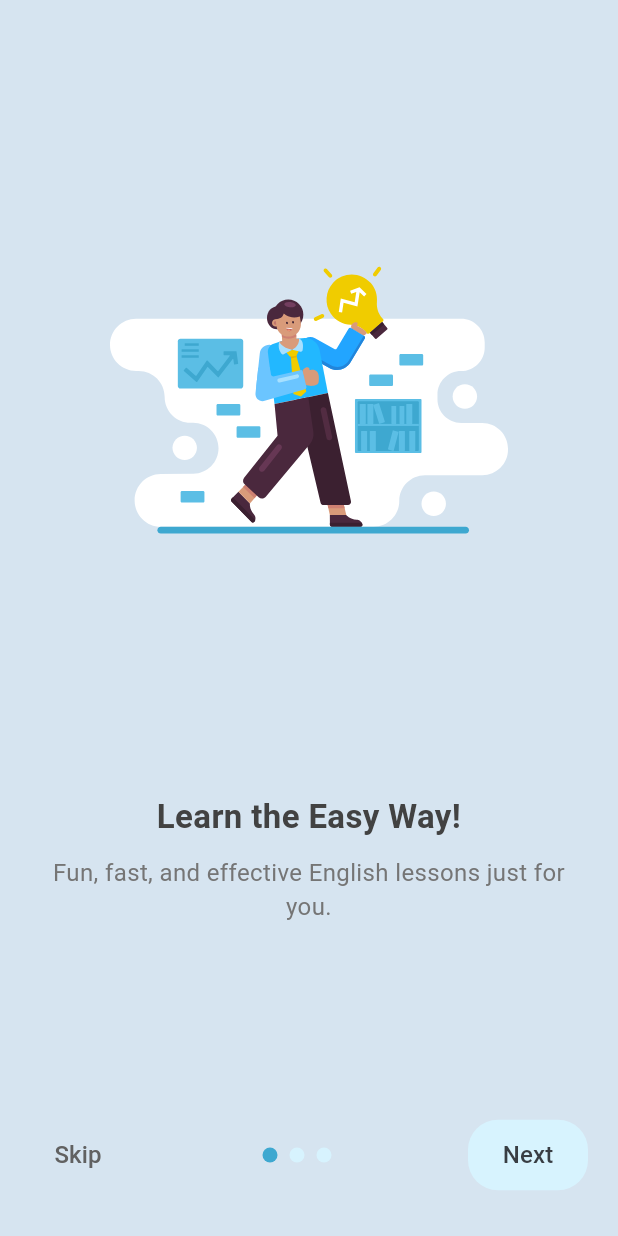
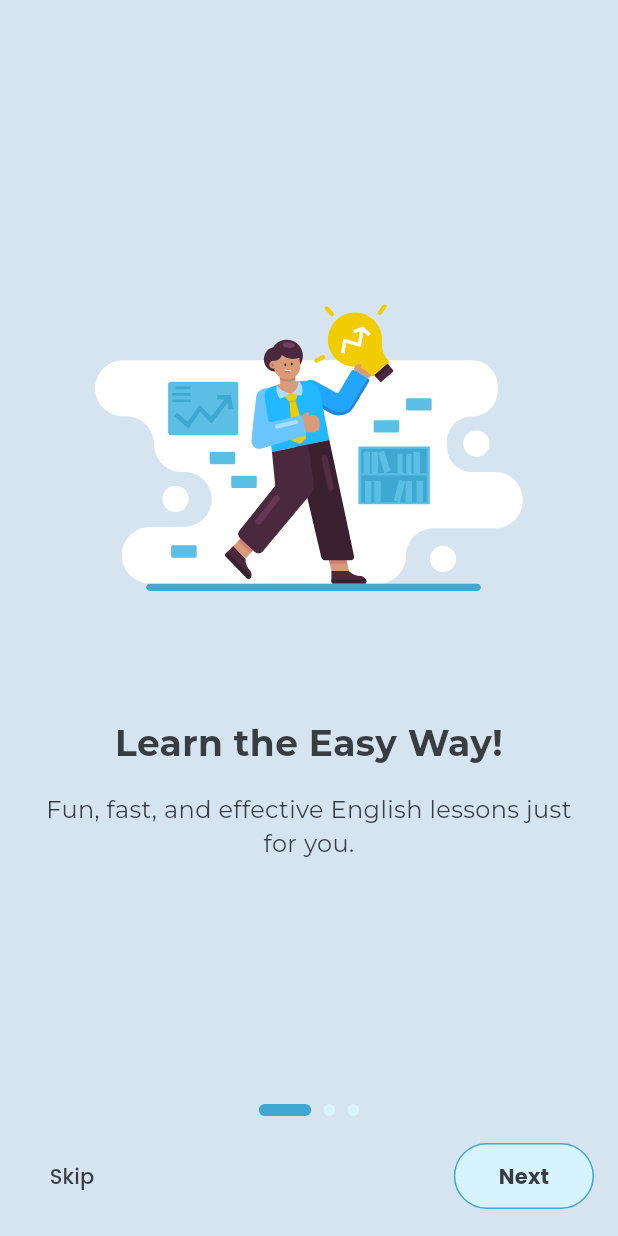
Before and after one commit to Attaroke57/user_ocean_learn_new, a Flutter app: the screen it shows after launch, on a phone screen of 412 x 824 dp. Run offline on Flutter 3.47's test engine with Material 3 defaults, Android fonts, the phone set to English and light mode, and no system bars; our stand-ins replace flutter_svg, get, google_fonts, shared_preferences; missing offline and left inert: mobile_scanner.

Commit message:
refactor: streamline IntroController and enhance IntroPage with MySlider integration

```diff
--- a/lib/Page/IntroPage/IntroController.dart
+++ b/lib/Page/IntroPage/IntroController.dart
@@ -3,24 +3,10 @@ import 'package:get/get.dart';
 
 class IntroController extends GetxController {
   var currentPage = 0.obs;
-  late PageController pageController;
-
-  @override
-  void onInit() {
-    super.onInit();
-    pageController = PageController();
-  }
+  PageController pageController = PageController();
 
   void updatePage(int page) {
     currentPage.value = page;
-  }
-
-  void skipToLast(int lastPageIndex) {
-    pageController.animateToPage(
-      lastPageIndex,
-      duration: Duration(milliseconds: 300),
-      curve: Curves.easeInOut,
-    );
   }
 
   @override
--- a/lib/Page/IntroPage/IntroPage.dart
+++ b/lib/Page/IntroPage/IntroPage.dart
@@ -1,29 +1,29 @@
 import 'package:flutter/material.dart';
 import 'package:get/get.dart';
+import 'package:google_fonts/google_fonts.dart';
 import 'package:user_ocean_learn/Page/IntroPage/IntroController.dart';
 import 'package:user_ocean_learn/Routing/ocean_learn_route.dart';
 import 'package:user_ocean_learn/Widgets/ColorPallete.dart';
-import 'package:user_ocean_learn/Widgets/mybutton.dart';
-import 'package:flutter_svg/flutter_svg.dart';
+import 'package:user_ocean_learn/Widgets/myslider.dart';
 
 class IntroPage extends StatelessWidget {
   IntroPage({super.key});
 
   final IntroController controller = Get.put(IntroController());
 
-  final List<Map<String, dynamic>> introData = [
+  final List<Map<String, String>> introData = [
     {
-      "image": "Assets/images/intro1.svg",
+      "img": "Assets/images/intro1.svg",
       "title": "Learn the Easy Way!",
       "description": "Fun, fast, and effective English lessons just for you.",
     },
     {
-      "image": "Assets/images/intro2.svg",
+      "img": "Assets/images/intro2.svg",
       "title": "Learn Anytime, Anywhere!",
       "description": "Pick up where you left off, wherever you are.",
     },
     {
-      "image": "Assets/images/intro3.svg",
+      "img": "Assets/images/intro3.svg",
       "title": "Pay Your Way!",
       "description": "Simple, hassle-free payments so you can focus on learning.",
     },
@@ -32,7 +32,7 @@ class IntroPage extends StatelessWidget {
   @override
   Widget build(BuildContext context) {
     return Scaffold(
-      backgroundColor: netralcolor, // Light blue background as shown in the image
+      backgroundColor: netralcolor,
       body: SafeArea(
         child: Column(
           children: [
@@ -43,96 +43,85 @@ class IntroPage extends StatelessWidget {
                 itemCount: introData.length,
                 itemBuilder: (context, index) {
                   final item = introData[index];
-                  return _buildIntroSlide(
-                    image: item["image"],
-                    title: item["title"],
-                    description: item["description"],
-                    index: index,
+                  return MySlider(
+                    img: item["img"]!,
+                    title: item["title"]!,
+                    description: item["description"]!,
                   );
                 },
               ),
             ),
             Padding(
-              padding: const EdgeInsets.symmetric(horizontal: 20, vertical: 30),
-              child: Row(
-                mainAxisAlignment: MainAxisAlignment.spaceBetween,
-                children: [
-                  // Skip button
-                  Obx(() => controller.currentPage.value < introData.length - 1
-                      ? TextButton(
-                          onPressed: () {
-                            // Skip to the last page
-                            controller.pageController.animateToPage(
-                              introData.length - 1,
-                              duration: Duration(milliseconds: 300),
-                              curve: Curves.easeInOut,
-                            );
-                          },
-                          child: Text(
-                            "Skip",
-                            style: TextStyle(
-                              color: Colors.grey.shade700,
-                              fontSize: 16,
-                            ),
-                          ),
-                        )
-                      : SizedBox(width: 80)), // Empty space to maintain alignment
-
-                  // Pagination dots
-                  Row(
+              padding: const EdgeInsets.symmetric(vertical: 16.0),
+              child: Obx(
+                () => Row(
                   mainAxisAlignment: MainAxisAlignment.center,
                   children: List.generate(
                     introData.length,
-                      (index) => Obx(
-                        () => Container(
-                          margin: const EdgeInsets.symmetric(horizontal: 4.0),
-                          width: 10.0,
-                          height: 10.0,
+                    (index) => AnimatedContainer(
+                      duration: const Duration(milliseconds: 300),
+                      margin: const EdgeInsets.symmetric(horizontal: 4),
+                      width: controller.currentPage.value == index
+                          ? 35
+                          : 8,
+                      height: 8,
                       decoration: BoxDecoration(
                         color: controller.currentPage.value == index
                             ? primarycolor
                             : secondarycolor,
-                            borderRadius: BorderRadius.circular(5.0),
+                        borderRadius: BorderRadius.circular(4),
                       ),
                     ),
                   ),
                 ),
               ),
-
-                  // Next/Start button
+            ),
+            Padding(
+              padding: const EdgeInsets.fromLTRB(16, 0, 16, 16),
+              child: Row(
+                mainAxisAlignment: MainAxisAlignment.spaceBetween,
+                children: [
+                  // Skip button
+                  TextButton(
+                    onPressed: () {
+                      Get.offNamed(OceanLearnRoutes.loginPage);
+                    },
+                    child: Text(
+                      'Skip',
+                      style: GoogleFonts.poppins(
+                        color: textcolor,
+                      ),
+                    ),
+                  ),
                   Obx(
-                    () => Container(
-                      width: 80,
-                      child: ElevatedButton(
+                    () => OutlinedButton(
                       onPressed: () {
                         if (controller.currentPage.value < introData.length - 1) {
                           controller.pageController.nextPage(
-                              duration: Duration(milliseconds: 300),
+                            duration: const Duration(milliseconds: 300),
                             curve: Curves.easeInOut,
                           );
                         } else {
-                            // Navigate to the login page when on the last slide
-                            Get.toNamed(OceanLearnRoutes.loginPage);
+                          Get.offNamed(OceanLearnRoutes.loginPage);
                         }
                       },
-                        style: ElevatedButton.styleFrom(
+                      style: OutlinedButton.styleFrom(
+                        side: BorderSide(color: primarycolor, width: 1),
+                        foregroundColor: textcolor,
                         backgroundColor: secondarycolor,
-                          foregroundColor: textcolor,
-                          elevation: 0,
-                          padding: EdgeInsets.symmetric(vertical: 12),
                         shape: RoundedRectangleBorder(
-                            borderRadius: BorderRadius.circular(20),
+                          borderRadius: BorderRadius.circular(25),
                         ),
+                        padding: const EdgeInsets.symmetric(horizontal: 30, vertical: 12),
                       ),
                       child: Text(
+                        style: GoogleFonts.poppins(
+                          color: textcolor,
+                          fontWeight: FontWeight.bold,
+                        ),
                         controller.currentPage.value == introData.length - 1
                             ? "Start"
                             : "Next",
-                          style: TextStyle(
-                            fontSize: 16,
-                            fontWeight: FontWeight.w500,
-                          ),
-                        ),
                       ),
                     ),
                   ),
@@ -144,52 +133,4 @@ class IntroPage extends StatelessWidget {
       ),
     );
   }
-
-  Widget _buildIntroSlide({
-    required String image,
-    required String title,
-    required String description,
-    required int index,
-  }) {
-    return Column(
-      mainAxisAlignment: MainAxisAlignment.center,
-      children: [
-        Expanded(
-          child: Center(
-            child: SvgPicture.asset(
-              image,
-              width: 280,
-              height: 280,
-            ),
-          ),
-        ),
-        Padding(
-          padding: const EdgeInsets.symmetric(horizontal: 24.0),
-          child: Column(
-            children: [
-              Text(
-                title,
-                style: TextStyle(
-                  fontSize: 22,
-                  fontWeight: FontWeight.bold,
-                  color: Colors.grey.shade800,
-                ),
-                textAlign: TextAlign.center,
-              ),
-              SizedBox(height: 10),
-              Text(
-                description,
-                style: TextStyle(
-                  fontSize: 16,
-                  color: Colors.grey.shade600,
-                ),
-                textAlign: TextAlign.center,
-              ),
-              SizedBox(height: 100), // Space for the navigation elements below
-            ],
-          ),
-        ),
-      ],
-    );
 }
-}
--- a/lib/Widgets/myslider.dart
+++ b/lib/Widgets/myslider.dart
@@ -1,8 +1,7 @@
-// my_slider.dart
 import 'package:flutter/material.dart';
-import 'package:user_ocean_learn/Widgets/colorpallete.dart';
-import 'package:user_ocean_learn/Widgets/mytext.dart';
-
+import 'package:flutter_svg/svg.dart';
+import 'package:google_fonts/google_fonts.dart';
+import 'package:user_ocean_learn/Widgets/ColorPallete.dart';
 class MySlider extends StatelessWidget {
   final String img;
   final String title;
@@ -17,28 +16,35 @@ class MySlider extends StatelessWidget {
 
   @override
   Widget build(BuildContext context) {
-    return Container(
-      padding: EdgeInsets.all(24),
+    return Padding(
+      padding: const EdgeInsets.symmetric(horizontal: 24),
       child: Column(
         mainAxisAlignment: MainAxisAlignment.center,
         children: [
-          SizedBox(height: 96),
-          MyText(
-              text: title,
+          SvgPicture.asset(
+            img,
+            height: 300,
+            fit: BoxFit.contain,
+          ),
+          const SizedBox(height: 32),
+          Text(
+            title,
+            style: GoogleFonts.montserrat(
               fontSize: 24,
+              fontWeight: FontWeight.bold,
               color: textcolor,
-              textAlign: TextAlign.center),
-          SizedBox(height: 24),
-          Image.asset(
-            img,
-            fit: BoxFit.cover,
+            ),
+            textAlign: TextAlign.center,
           ),
-          SizedBox(height: 24),
-          MyText(
-              text: description,
+          const SizedBox(height: 16),
+          Text(
+            description,
+            style: GoogleFonts.montserrat(
               fontSize: 16,
               color: textcolor,
-              textAlign: TextAlign.center)
+            ),
+            textAlign: TextAlign.center,
+          ),
         ],
       ),
     );
```
Lines whose indentation alone changed are shown as unchanged.
